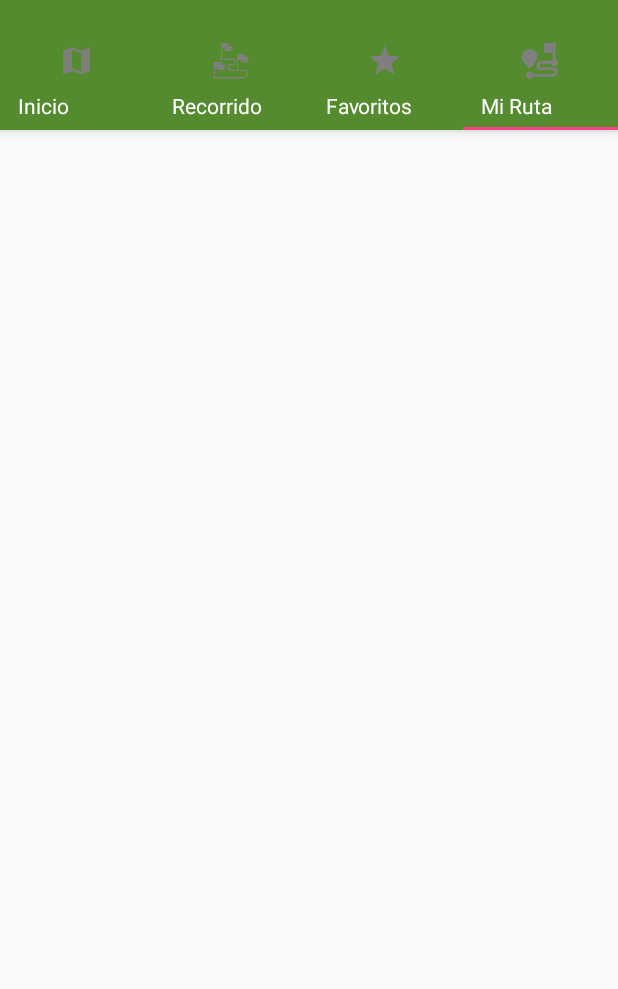
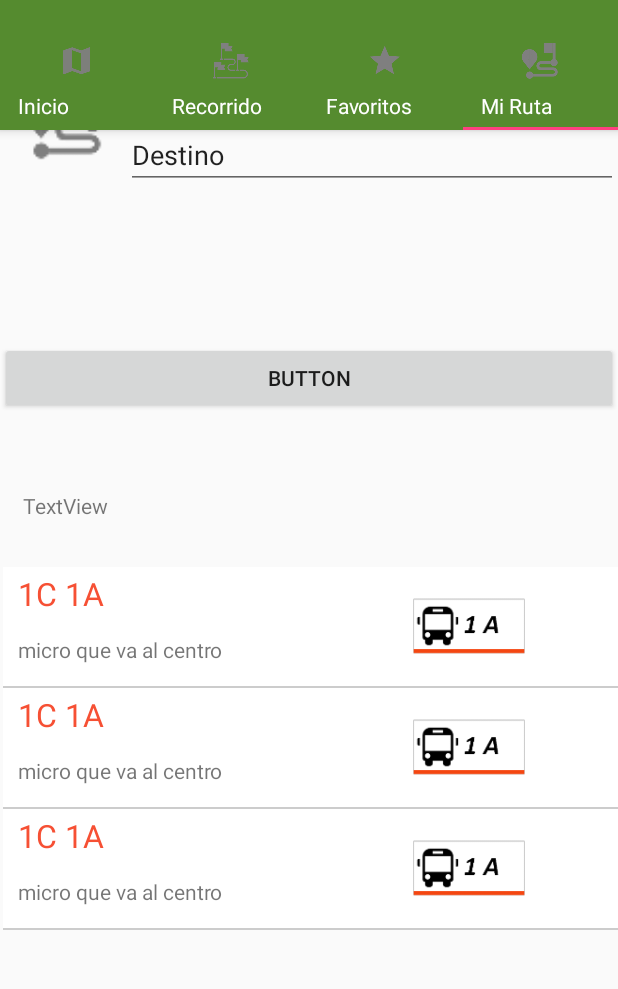
Before and after one commit to jhope2009/nMicro-Temuco, an Android app: the screen it shows after launch (MainActivity), tab 4 chosen, on a phone screen of 412 x 824 dp, the part 62-1051 px from its top. Run offline under Robolectric (Android 15) with nearby library versions, the phone set to English and light mode, and no system bars; libraries missing offline, so code that uses them is left out: org.osmdroid.tileprovider, org.osmdroid.util, org.osmdroid.views; 13 statements that could not run were skipped.

Commit message:
correccion de interfaces

```diff
--- a/app/build.gradle
+++ b/app/build.gradle
@@ -20,9 +20,6 @@ android {
             proguardFiles getDefaultProguardFile('proguard-android.txt'), 'proguard-rules.pro'
         }
     }
-    dexOptions {
-        incremental true
-    }
     compileOptions {
         sourceCompatibility JavaVersion.VERSION_1_8
         targetCompatibility JavaVersion.VERSION_1_8
--- a/app/src/main/java/inf/uct/nmicro/fragments/FragmentToplan.java
+++ b/app/src/main/java/inf/uct/nmicro/fragments/FragmentToplan.java
@@ -1,22 +1,54 @@
 package inf.uct.nmicro.fragments;
 
 import android.os.Bundle;
+import android.support.v4.BuildConfig;
 import android.support.v4.app.Fragment;
+import android.view.LayoutInflater;
+import android.view.View;
+import android.view.ViewGroup;
+import android.widget.AdapterView;
+import android.widget.ListView;
+import java.util.ArrayList;
+
+import inf.uct.nmicro.R;
+import inf.uct.nmicro.utils.AdapterCategory;
+import inf.uct.nmicro.utils.Category;
 
 /**
  * Created by Esteban Campos A on 28-09-2016.
  */
 public class FragmentToplan extends Fragment{
-
+    private ArrayList<Category> category;
     public FragmentToplan() {
         // Required empty public constructor
     }
-
     @Override
     public void onCreate(Bundle savedInstanceState) {
         super.onCreate(savedInstanceState);
-        //important! set your user agent to prevent getting banned from the osm servers
 
     }
 
+    @Override
+    public View onCreateView(LayoutInflater inflater, ViewGroup container,
+                             Bundle savedInstanceState) {
+        // Inflate the layout for this fragment
+
+        category = new ArrayList<Category>();
+
+        Category cat = new Category("Recorrido","1C 1A","micro que va al centro",getResources().getDrawable(R.drawable.ic_1a));
+        category.add(cat);
+        cat = new Category("Recorrido","1C 1A","micro que va al centro",getResources().getDrawable(R.drawable.ic_1a));
+        category.add(cat);
+        cat = new Category("Recorrido","1C 1A","micro que va al centro",getResources().getDrawable(R.drawable.ic_1a));
+        category.add(cat);
+
+        View rootView = inflater.inflate(R.layout.fragment_toplan, container, false);
+
+        ListView lv = (ListView) rootView.findViewById(R.id.ListView);
+        AdapterCategory adapter = new AdapterCategory(this.getActivity(), category);
+
+        lv.setAdapter(adapter);
+
+        return rootView;
+    }
 }
--- a/app/src/main/res/layout/fragment_toplan.xml
+++ b/app/src/main/res/layout/fragment_toplan.xml
@@ -1,6 +1,110 @@
 <?xml version="1.0" encoding="utf-8"?>
 <LinearLayout xmlns:android="http://schemas.android.com/apk/res/android"
+    xmlns:app="http://schemas.android.com/apk/res-auto"
+    xmlns:tools="http://schemas.android.com/tools"
     android:orientation="vertical" android:layout_width="match_parent"
-    android:layout_height="match_parent">
+    android:layout_height="match_parent"
+    android:weightSum="10">
 
+    <LinearLayout
+        android:orientation="horizontal"
+        android:layout_weight="3"
+        android:layout_height="wrap_content"
+        android:layout_width="match_parent">
+
+        <LinearLayout
+            android:orientation="vertical"
+            android:layout_width="84dp"
+            android:layout_height="match_parent"
+            android:layout_gravity="center"
+            android:animateLayoutChanges="false">
+
+            <ImageView
+                android:layout_width="match_parent"
+                android:layout_height="match_parent"
+                app:srcCompat="@drawable/ic_origfendes"
+                android:id="@+id/imageView" />
+        </LinearLayout>
+
+        <LinearLayout
+            android:orientation="vertical"
+            android:layout_width="match_parent"
+            android:layout_height="match_parent"
+            android:gravity="center">
+
+            <EditText
+                android:layout_width="match_parent"
+                android:layout_height="wrap_content"
+                android:inputType="textPersonName"
+                android:text="Origen"
+                android:ems="10"
+                android:id="@+id/editText" />
+
+            <EditText
+                android:layout_width="match_parent"
+                android:layout_height="wrap_content"
+                android:inputType="textPersonName"
+                android:text="Destino"
+                android:ems="10"
+                android:id="@+id/editText2" />
+        </LinearLayout>
+
+    </LinearLayout>
+
+    <LinearLayout
+        android:orientation="vertical"
+        android:layout_width="match_parent"
+        android:layout_weight="1"
+        android:layout_gravity="center"
+        android:layout_height="wrap_content"
+        android:gravity="center">
+
+        <Button
+            android:text="Button"
+            android:layout_width="match_parent"
+            android:layout_height="wrap_content"
+            android:id="@+id/button2" />
+    </LinearLayout>
+
+    <LinearLayout
+        android:orientation="vertical"
+        android:layout_width="match_parent"
+        android:layout_weight="1"
+        android:layout_gravity="center"
+        android:gravity="center"
+        android:layout_height="wrap_content"
+        android:weightSum="1">
+
+        <TextView
+            android:text="TextView"
+            android:layout_width="match_parent"
+            android:layout_height="wrap_content"
+            android:id="@+id/textView"
+            android:layout_weight="1"
+            android:gravity="center_vertical"
+            android:paddingLeft="15dp" />
+    </LinearLayout>
+
+    <LinearLayout
+        android:orientation="vertical"
+        android:layout_width="match_parent"
+        android:layout_height="153dp"
+        android:layout_gravity="center"
+        android:layout_weight="5"
+        android:weightSum="1">
+
+        <ListView
+            android:id="@+id/ListView"
+            android:layout_width="match_parent"
+            android:layout_height="match_parent"
+            android:layout_marginBottom="10dp"
+            android:layout_marginTop="5dp"
+            android:background="@android:color/transparent"
+            android:cacheColorHint="@android:color/transparent"
+            android:divider="#CCCCCC"
+            android:dividerHeight="1dp"
+            android:paddingLeft="2dp"
+            android:layout_weight="1">
+        </ListView>
+    </LinearLayout>
 </LinearLayout>
```
